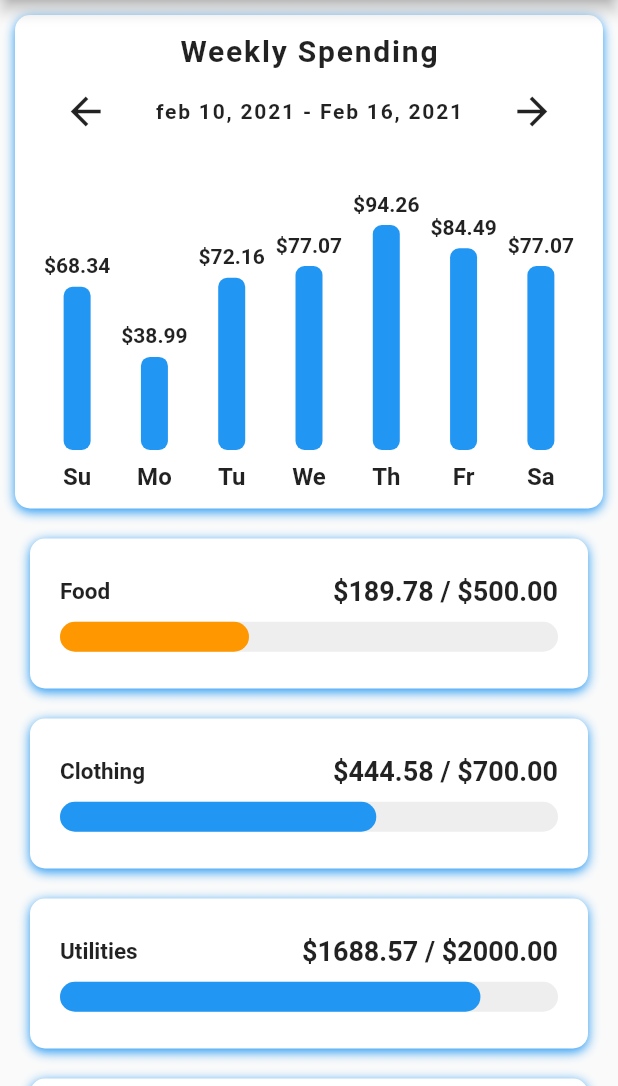
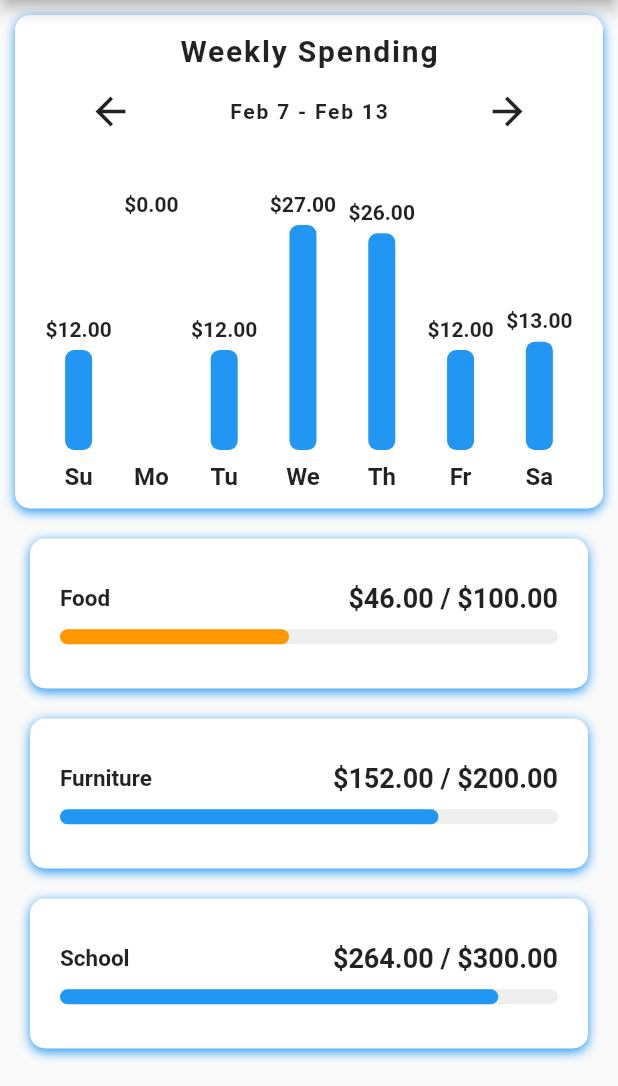
Before and after one commit to lyledane/budgetapp, a Flutter app: the screen it shows after launch, after a tap on the "arrow back" icon, on a phone screen of 412 x 824 dp, the part 150-1236 px from its top. Run offline on Flutter 3.47's test engine with Material 2 defaults, Android fonts, the phone set to English and light mode, and no system bars.

Commit message:
made the workings of the app flexible

```diff
--- a/lib/data/data.dart
+++ b/lib/data/data.dart
@@ -1,39 +1,32 @@
-import 'dart:math';
+// import 'dart:math';
 
-import 'package:flutter_budget_ui/models/category_model.dart';
+// import 'package:flutter_budget_ui/models/category_model.dart';
+// import 'package:flutter_budget_ui/models/expense_model.dart';
+
+// final rand = Random();
+
+import 'package:flutter_budget_ui/data/dummy_data_expenses.dart';
 import 'package:flutter_budget_ui/models/expense_model.dart';
 
-final rand = Random();
+// _generateExpenses() {
+//   List<Expense> expenses = [
+//     Expense(name: 'Item 0', cost: rand.nextDouble() * 90),
+//     Expense(name: 'Item 1', cost: rand.nextDouble() * 90),
+//     Expense(name: 'Item 2', cost: rand.nextDouble() * 90),
+//     Expense(name: 'Item 3', cost: rand.nextDouble() * 90),
+//     Expense(name: 'Item 4', cost: rand.nextDouble() * 90),
+//     Expense(name: 'Item 5', cost: rand.nextDouble() * 90),
+//   ];
+//   return expenses;
+// }
 
-final List<double> weeklySpending = [
-  rand.nextDouble() * 100,
-  rand.nextDouble() * 100,
-  rand.nextDouble() * 100,
-  rand.nextDouble() * 100,
-  rand.nextDouble() * 100,
-  rand.nextDouble() * 100,
-  rand.nextDouble() * 100,
-];
-
-_generateExpenses() {
-  List<Expense> expenses = [
-    Expense(name: 'Item 0', cost: rand.nextDouble() * 90),
-    Expense(name: 'Item 1', cost: rand.nextDouble() * 90),
-    Expense(name: 'Item 2', cost: rand.nextDouble() * 90),
-    Expense(name: 'Item 3', cost: rand.nextDouble() * 90),
-    Expense(name: 'Item 4', cost: rand.nextDouble() * 90),
-    Expense(name: 'Item 5', cost: rand.nextDouble() * 90),
-  ];
-  return expenses;
-}
-
-List<Category> categories = [
-  Category(name: 'Food', maxAmount: 500, expenses: _generateExpenses()),
-  Category(name: 'Clothing', maxAmount: 700, expenses: _generateExpenses()),
-  Category(name: 'Utilities', maxAmount: 2000, expenses: _generateExpenses()),
-  Category(
-      name: 'Entertainment', maxAmount: 500, expenses: _generateExpenses()),
-  Category(
-      name: 'Transportation', maxAmount: 1000, expenses: _generateExpenses()),
-  Category(name: 'Education', maxAmount: 5000, expenses: _generateExpenses()),
-];
+// List<Category> categories = [
+//   Category(name: 'Food', maxAmount: 500, expenses: _generateExpenses()),
+//   Category(name: 'Clothing', maxAmount: 700, expenses: _generateExpenses()),
+//   Category(name: 'Utilities', maxAmount: 2000, expenses: _generateExpenses()),
+//   Category(
+//       name: 'Entertainment', maxAmount: 500, expenses: _generateExpenses()),
+//   Category(
+//       name: 'Transportation', maxAmount: 1000, expenses: _generateExpenses()),
+//   Category(name: 'Education', maxAmount: 5000, expenses: _generateExpenses()),
+// ];
--- /dev/null
+++ b/lib/data/dummy_data.dart
@@ -0,0 +1,32 @@
+import 'package:flutter_budget_ui/data/dummy_data_expenses.dart';
+import 'package:flutter_budget_ui/models/category_model.dart';
+import 'package:flutter_budget_ui/models/expense_model.dart';
+
+List<Expense> itemList = dummyDataExpense;
+List<Category> dummyCategories = [
+  Category(
+    catId: 0,
+    name: 'Food',
+    maxAmount: 100,
+    spentAmount: totalCalculator(0),
+  ),
+  Category(
+      catId: 1,
+      name: 'Furniture',
+      maxAmount: 200,
+      spentAmount: totalCalculator(1)),
+  Category(
+      catId: 2,
+      name: 'School',
+      maxAmount: 300,
+      spentAmount: totalCalculator(2)),
+];
+
+double totalCalculator(int thiscatID) {
+  double sum = 0;
+  for (var i = 0; i < itemList.length; i++) {
+    if (itemList[i].catId == thiscatID) sum += itemList[i].itemCost;
+  }
+  print(sum);
+  return sum;
+}
--- /dev/null
+++ b/lib/data/dummy_data_expenses.dart
@@ -0,0 +1,81 @@
+import 'package:flutter_budget_ui/models/expense_model.dart';
+
+List<Expense> dummyDataExpense = [
+  Expense(
+    itemId: 0,
+    catId: 0,
+    itemName: 'Piattos',
+    itemCost: 12,
+    datePurchased: DateTime.now(),
+  ),
+  Expense(
+    itemId: 1,
+    catId: 1,
+    itemName: 'Couch',
+    itemCost: 12,
+    datePurchased: DateTime.now().subtract(Duration(days: 4)),
+  ),
+  Expense(
+    itemId: 2,
+    catId: 2,
+    itemName: 'Lunch Money',
+    itemCost: 12,
+    datePurchased: DateTime.now(),
+  ),
+  Expense(
+    itemId: 3,
+    catId: 0,
+    itemName: 'Chippy',
+    itemCost: 13,
+    datePurchased: DateTime.now().subtract(Duration(days: 1)),
+  ),
+  Expense(
+    itemId: 4,
+    catId: 1,
+    itemName: 'Chair',
+    itemCost: 12,
+    datePurchased: DateTime.now().subtract(Duration(days: 5)),
+  ),
+  Expense(
+    itemId: 5,
+    catId: 2,
+    itemName: 'Mapeh payment',
+    itemCost: 12,
+    datePurchased: DateTime.now().subtract(Duration(days: 2)),
+  ),
+  Expense(
+    itemId: 6,
+    catId: 0,
+    itemName: 'Piattos',
+    itemCost: 14,
+    datePurchased: DateTime.now().subtract(Duration(days: 3)),
+  ),
+  Expense(
+    itemId: 7,
+    catId: 1,
+    itemName: 'Table',
+    itemCost: 12,
+    datePurchased: DateTime.now().subtract(Duration(days: 7)),
+  ),
+  Expense(
+    itemId: 8,
+    catId: 2,
+    itemName: 'Flute',
+    itemCost: 12,
+    datePurchased: DateTime.now().subtract(Duration(days: 3)),
+  ),
+  Expense(
+    itemId: 9,
+    catId: 0,
+    itemName: 'Piattos',
+    itemCost: 15,
+    datePurchased: DateTime.now().subtract(Duration(days: 4)),
+  ),
+  Expense(
+    itemId: 10,
+    catId: 1,
+    itemName: 'Figurine',
+    itemCost: 12,
+    datePurchased: DateTime.now().subtract(Duration(days: 8)),
+  ),
+];
--- a/lib/helpers/color_helper.dart
+++ b/lib/helpers/color_helper.dart
@@ -1,4 +1,3 @@
-
 import 'package:flutter/material.dart';
 
 Color getColor(BuildContext context, double percent) {
--- a/lib/models/category_model.dart
+++ b/lib/models/category_model.dart
@@ -1,9 +1,8 @@
-import 'package:flutter_budget_ui/models/expense_model.dart';
-
 class Category {
+  final int catId;
   final String name;
   final double maxAmount;
-  final List<Expense> expenses;
+  final double spentAmount;
 
-  Category({this.name, this.maxAmount, this.expenses});
+  Category({this.spentAmount, this.catId, this.name, this.maxAmount});
 }
--- a/lib/models/expense_model.dart
+++ b/lib/models/expense_model.dart
@@ -1,6 +1,15 @@
 class Expense {
-  final String name;
-  final double cost;
+  final int itemId;
+  final int catId;
+  final String itemName;
+  final double itemCost;
+  final DateTime datePurchased;
 
-  Expense({this.name, this.cost});
+  Expense({
+    this.itemId,
+    this.catId,
+    this.itemName,
+    this.itemCost,
+    this.datePurchased,
+  });
 }
--- a/lib/screens/category_screen.dart
+++ b/lib/screens/category_screen.dart
@@ -4,11 +4,11 @@ import 'package:flutter_budget_ui/models/category_model.dart';
 import 'package:flutter_budget_ui/models/expense_model.dart';
 import 'package:flutter_budget_ui/widgets/radial_painter.dart';
 
-
 class CategoryScreen extends StatefulWidget {
-  final Category category;
-
-  CategoryScreen({this.category});
+  final List<Expense> catItems;
+  final Category catDetails;
+  const CategoryScreen({Key key, this.catItems, this.catDetails})
+      : super(key: key);
 
   @override
   _CategoryScreenState createState() => _CategoryScreenState();
@@ -17,7 +17,7 @@ class CategoryScreen extends StatefulWidget {
 class _CategoryScreenState extends State<CategoryScreen> {
   _buildExpenses() {
     List<Widget> expenseList = [];
-    widget.category.expenses.forEach((Expense expense) {
+    widget.catItems.forEach((Expense expense) {
       expenseList.add(Container(
         alignment: Alignment.center,
         margin: EdgeInsets.symmetric(horizontal: 20.0, vertical: 10.0),
@@ -40,14 +40,14 @@ class _CategoryScreenState extends State<CategoryScreen> {
             mainAxisAlignment: MainAxisAlignment.spaceBetween,
             children: <Widget>[
               Text(
-                expense.name,
+                expense.itemName,
                 style: TextStyle(
                   fontSize: 20.0,
                   fontWeight: FontWeight.bold,
                 ),
               ),
               Text(
-                '-\$${expense.cost.toStringAsFixed(2)}',
+                '-\$${expense.itemCost.toStringAsFixed(2)}',
                 style: TextStyle(
                   color: Colors.red,
                   fontSize: 20.0,
@@ -66,16 +66,14 @@ class _CategoryScreenState extends State<CategoryScreen> {
 
   @override
   Widget build(BuildContext context) {
-    double totalAmountSpent = 0;
-    widget.category.expenses.forEach((Expense expense) {
-      totalAmountSpent += expense.cost;
-    });
-    final double amountLeft = widget.category.maxAmount - totalAmountSpent;
-    final double percent = amountLeft / widget.category.maxAmount;
+    //double totalAmountSpent = widget.catDetails.spentAmount;
+    final double amountLeft =
+        widget.catDetails.maxAmount - widget.catDetails.spentAmount;
+    final double percent = amountLeft / widget.catDetails.maxAmount;
 
     return Scaffold(
       appBar: AppBar(
-        title: Text(widget.category.name),
+        title: Text(widget.catDetails.name),
         actions: <Widget>[
           IconButton(
             icon: Icon(Icons.add),
@@ -112,7 +110,7 @@ class _CategoryScreenState extends State<CategoryScreen> {
                 ),
                 child: Center(
                   child: Text(
-                    '\$${amountLeft.toStringAsFixed(2)} / \$${widget.category.maxAmount}',
+                    '\$${amountLeft.toStringAsFixed(2)} / \$${widget.catDetails.maxAmount}',
                     style: TextStyle(
                       fontSize: 20.0,
                       fontWeight: FontWeight.w600,
--- a/lib/screens/home_screen.dart
+++ b/lib/screens/home_screen.dart
@@ -1,5 +1,6 @@
 import 'package:flutter/material.dart';
-import 'package:flutter_budget_ui/data/data.dart';
+import 'package:flutter_budget_ui/data/dummy_data.dart';
+import 'package:flutter_budget_ui/data/dummy_data_expenses.dart';
 import 'package:flutter_budget_ui/helpers/color_helper.dart';
 import 'package:flutter_budget_ui/models/category_model.dart';
 import 'package:flutter_budget_ui/models/expense_model.dart';
@@ -12,12 +13,25 @@ class HomeScreen extends StatefulWidget {
 }
 
 class _HomeScreenState extends State<HomeScreen> {
-  _buildCategory(Category category, double totalAmountSpent) {
+  List<Expense> _catItems(catId) {
+    List<Expense> items = [];
+    dummyDataExpense.forEach((Expense expense) {
+      if (expense.catId == catId) {
+        items.add(expense);
+      }
+    });
+    return items;
+  }
+
+  _buildCategory(Category category) {
     return GestureDetector(
       onTap: () => Navigator.push(
         context,
         MaterialPageRoute(
-          builder: (_) => CategoryScreen(category: category),
+          builder: (_) => CategoryScreen(
+            catItems: _catItems(category.catId),
+            catDetails: category,
+          ),
         ),
       ),
       child: Container(
@@ -50,7 +64,7 @@ class _HomeScreenState extends State<HomeScreen> {
                   ),
                 ),
                 Text(
-                  '\$${(category.maxAmount - totalAmountSpent).toStringAsFixed(2)} / \$${category.maxAmount.toStringAsFixed(2)}',
+                  '\$${(category.maxAmount - category.spentAmount).toStringAsFixed(2)} / \$${category.maxAmount.toStringAsFixed(2)}',
                   style: TextStyle(
                     fontSize: 18.0,
                     fontWeight: FontWeight.w600,
@@ -62,8 +76,9 @@ class _HomeScreenState extends State<HomeScreen> {
             LayoutBuilder(
               builder: (BuildContext context, BoxConstraints constraints) {
                 final double maxBarWidth = constraints.maxWidth;
-                final double percent = (category.maxAmount - totalAmountSpent) /
-                    category.maxAmount;
+                final double percent =
+                    (category.maxAmount - category.spentAmount) /
+                        category.maxAmount;
                 double barWidth = percent * maxBarWidth;
 
                 if (barWidth < 0) {
@@ -72,14 +87,14 @@ class _HomeScreenState extends State<HomeScreen> {
                 return Stack(
                   children: <Widget>[
                     Container(
-                      height: 20.0,
+                      height: 10.0,
                       decoration: BoxDecoration(
                         color: Colors.grey[200],
                         borderRadius: BorderRadius.circular(15.0),
                       ),
                     ),
                     Container(
-                      height: 20.0,
+                      height: 10.0,
                       width: barWidth,
                       decoration: BoxDecoration(
                         color: getColor(context, percent),
@@ -139,18 +154,14 @@ class _HomeScreenState extends State<HomeScreen> {
                       ],
                       borderRadius: BorderRadius.circular(10.0),
                     ),
-                    child: BarChart(weeklySpending),
+                    child: BarChart(),
                   );
                 } else {
-                  final Category category = categories[index - 1];
-                  double totalAmountSpent = 0;
-                  category.expenses.forEach((Expense expense) {
-                    totalAmountSpent += expense.cost;
-                  });
-                  return _buildCategory(category, totalAmountSpent);
+                  final Category category = dummyCategories[index - 1];
+                  return _buildCategory(category);
                 }
               },
-              childCount: 1 + categories.length,
+              childCount: 1 + dummyCategories.length,
             ),
           ),
         ],
--- a/lib/widgets/bar_chart.dart
+++ b/lib/widgets/bar_chart.dart
@@ -1,18 +1,43 @@
 import 'package:flutter/material.dart';
+import 'package:flutter_budget_ui/data/dummy_data_expenses.dart';
+import 'package:flutter_budget_ui/models/expense_model.dart';
+import 'package:intl/intl.dart';
 
-class BarChart extends StatelessWidget {
-  final List<double> expenses;
+class BarChart extends StatefulWidget {
+  @override
+  _BarChartState createState() => _BarChartState();
+}
 
-  BarChart(this.expenses);
+class _BarChartState extends State<BarChart> {
+  DateTime date = DateTime.now();
+  @override
+  void initState() {
+    while (date.weekday != DateTime.saturday) {
+      date = date.add(Duration(days: 1));
+    }
+    super.initState();
+  }
 
   @override
   Widget build(BuildContext context) {
     double mostExpensive = 0;
-    expenses.forEach((double price) {
-      if (price > mostExpensive) {
-        mostExpensive = price;
+    List<double> expenses = [];
+    List<Expense> week = dummyDataExpense;
+    DateTime dateTrav = date;
+
+    for (var i = 0; i < 7; i++) {
+      double sum = 0;
+      for (var a = 0; a < week.length; a++) {
+        if (DateFormat.MMMd('en_US').format(dateTrav) ==
+            DateFormat.MMMd('en_US').format(week[a].datePurchased))
+          sum += week[a].itemCost;
       }
-    });
+      if (sum > mostExpensive) {
+        mostExpensive = sum;
+      }
+      expenses.add(sum);
+      dateTrav = dateTrav.subtract(Duration(days: 1));
+    }
 
     return Padding(
       padding: EdgeInsets.all(12.0),
@@ -33,10 +58,17 @@ class BarChart extends StatelessWidget {
               IconButton(
                 icon: Icon(Icons.arrow_back),
                 iconSize: 30.0,
-                onPressed: () {},
+                onPressed: () {
+                  setState(() {
+                    date = date.subtract(Duration(days: 7));
+                  });
+                },
               ),
               Text(
-                'feb 10, 2021 - Feb 16, 2021',
+                DateFormat.MMMd('en_US')
+                        .format(dateTrav.add(Duration(days: 1))) +
+                    ' - ' +
+                    DateFormat.MMMd('en_US').format(date),
                 style: TextStyle(
                   fontSize: 14.0,
                   fontWeight: FontWeight.w600,
@@ -46,7 +78,11 @@ class BarChart extends StatelessWidget {
               IconButton(
                 icon: Icon(Icons.arrow_forward),
                 iconSize: 30.0,
-                onPressed: () {},
+                onPressed: () {
+                  setState(() {
+                    date = date.add(Duration(days: 7));
+                  });
+                },
               ),
             ],
           ),
@@ -57,17 +93,17 @@ class BarChart extends StatelessWidget {
             children: <Widget>[
               Bar(
                 label: 'Su',
-                amountSpent: expenses[0],
+                amountSpent: expenses[6],
                 mostExpensive: mostExpensive,
               ),
               Bar(
                 label: 'Mo',
-                amountSpent: expenses[1],
+                amountSpent: expenses[5],
                 mostExpensive: mostExpensive,
               ),
               Bar(
                 label: 'Tu',
-                amountSpent: expenses[2],
+                amountSpent: expenses[4],
                 mostExpensive: mostExpensive,
               ),
               Bar(
@@ -77,17 +113,17 @@ class BarChart extends StatelessWidget {
               ),
               Bar(
                 label: 'Th',
-                amountSpent: expenses[4],
+                amountSpent: expenses[2],
                 mostExpensive: mostExpensive,
               ),
               Bar(
                 label: 'Fr',
-                amountSpent: expenses[5],
+                amountSpent: expenses[1],
                 mostExpensive: mostExpensive,
               ),
               Bar(
                 label: 'Sa',
-                amountSpent: expenses[6],
+                amountSpent: expenses[0],
                 mostExpensive: mostExpensive,
               ),
             ],
@@ -109,7 +145,11 @@ class Bar extends StatelessWidget {
 
   @override
   Widget build(BuildContext context) {
-    final barHeight = amountSpent / mostExpensive * _maxBarHeight;
+    double barHeight;
+    if (mostExpensive != 0)
+      barHeight = amountSpent / mostExpensive * _maxBarHeight;
+    else
+      barHeight = 0;
     return Column(
       children: <Widget>[
         Text(
@@ -119,14 +159,7 @@ class Bar extends StatelessWidget {
           ),
         ),
         SizedBox(height: 6.0),
-        Container(
-          height: barHeight,
-          width: 18.0,
-          decoration: BoxDecoration(
-            color: Theme.of(context).primaryColor,
-            borderRadius: BorderRadius.circular(6.0),
-          ),
-        ),
+        _getbarHeight(barHeight, context),
         SizedBox(height: 8.0),
         Text(
           label,
@@ -138,4 +171,18 @@ class Bar extends StatelessWidget {
       ],
     );
   }
+
+  Widget _getbarHeight(barHeight, context) {
+    if (barHeight != 0) {
+      return Container(
+        height: barHeight,
+        width: 18.0,
+        decoration: BoxDecoration(
+          color: Theme.of(context).primaryColor,
+          borderRadius: BorderRadius.circular(6.0),
+        ),
+      );
+    } else
+      return Container(height: 150.0);
+  }
 }
--- a/pubspec.yaml
+++ b/pubspec.yaml
@@ -19,6 +19,7 @@ environment:
 dependencies:
   flutter:
     sdk: flutter
+  intl: ^0.16.1
 
   # The following adds the Cupertino Icons font to your application.
   # Use with the CupertinoIcons class for iOS style icons.
```
Also changed, not shown: pubspec.lock.
